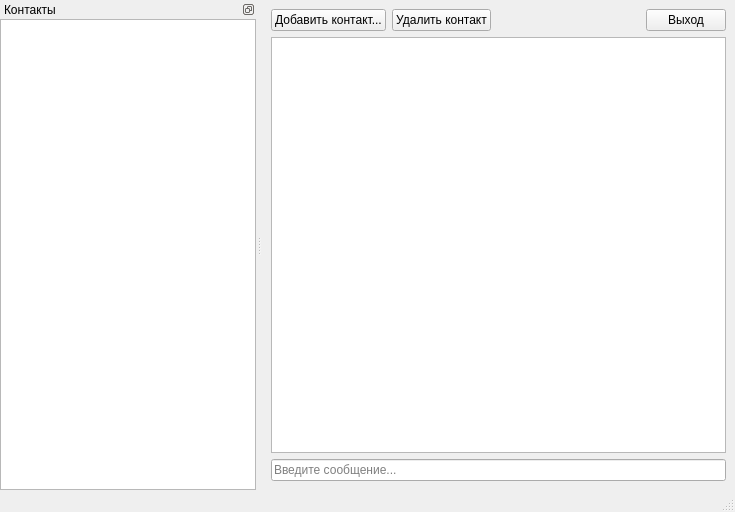
This is ChatClient/ui/MainWindow.ui in WideWord/HSEChat as Qt 5 draws it before an edit. The edited form follows.
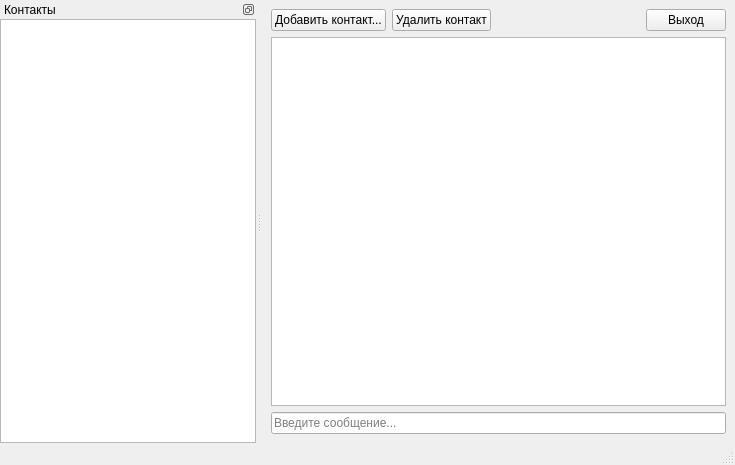
This is the edited form.

Diff of the .ui file:
```diff
--- a/ChatClient/ui/MainWindow.ui
+++ b/ChatClient/ui/MainWindow.ui
@@ -7,7 +7,7 @@
     <x>0</x>
     <y>0</y>
     <width>735</width>
-    <height>512</height>
+    <height>465</height>
    </rect>
   </property>
   <property name="windowTitle">
```
